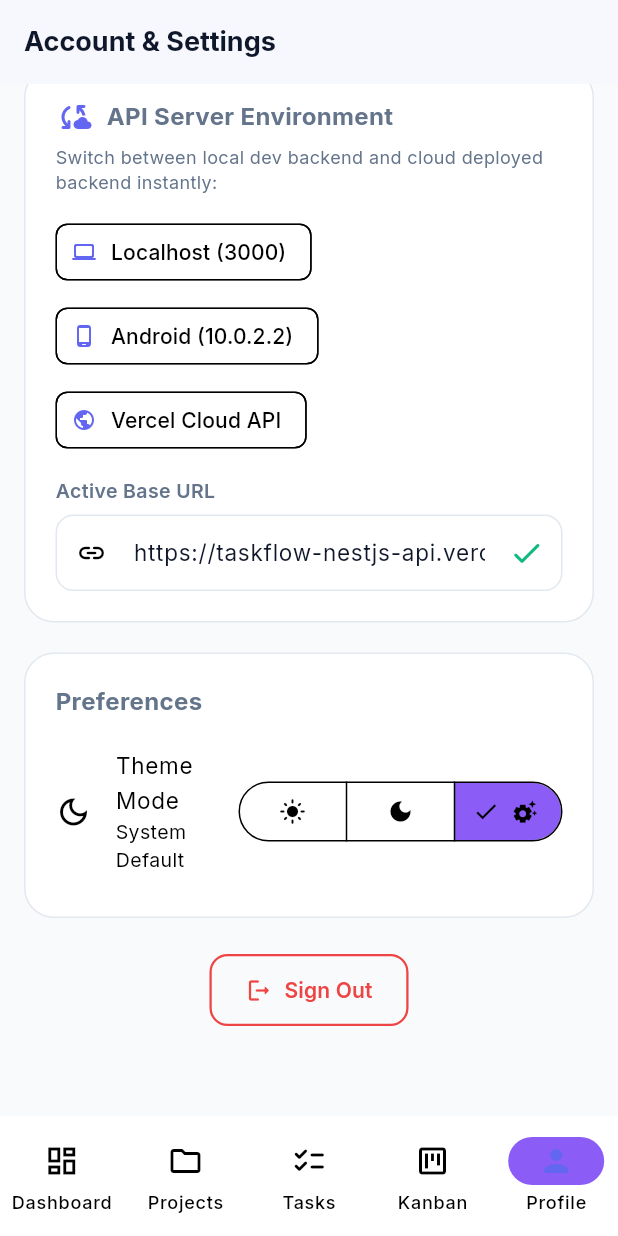
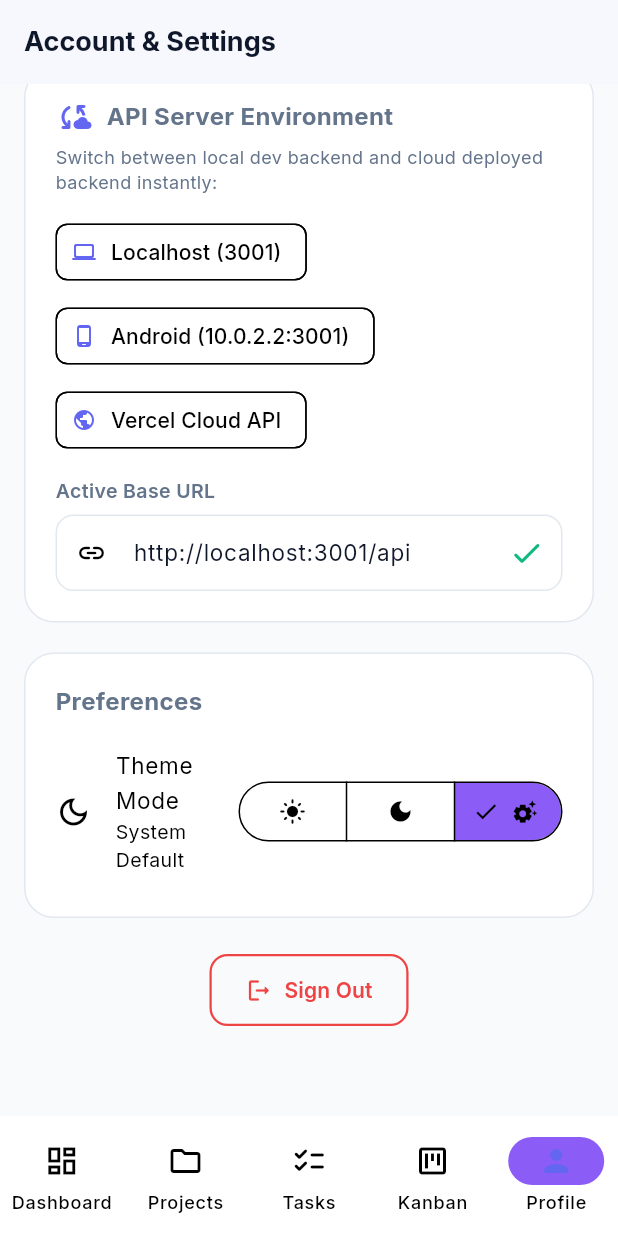
Before and after one commit to MahmoudAbdalrhmanMohamed/taskflow-flutter, a Flutter app: the ProfileScreen screen opened by its route, scrolled down 322 dp, on a phone screen of 412 x 824 dp. Run offline on Flutter 3.47's test engine with Material 3 defaults, Android fonts, the phone set to English and light mode, and no system bars; our stand-ins replace dio, flutter_riverpod, flutter_secure_storage, go_router, google_fonts; accounts and stored records are empty.

Commit message:
feat: configure default endpoint to local backend on port 3001 connected to Neon

```diff
--- a/lib/core/config/app_config.dart
+++ b/lib/core/config/app_config.dart
@@ -2,10 +2,13 @@ class AppConfig {
   static const String appName = 'TaskFlow';
   static const String appVersion = '1.0.0';
 
-  /// Default API base URL points to live cloud API
+  /// Default API base URL points to local backend connected to Neon
   static String get defaultBaseUrl {
-    return productionBaseUrl;
+    return localBaseUrl;
   }
+
+  /// Local API endpoint connected to Neon PostgreSQL
+  static const String localBaseUrl = 'http://localhost:3001/api';
 
   /// Cloud API endpoint for production
   static const String productionBaseUrl = 'https://taskflow-nestjs-api.vercel.app/api';
--- a/lib/features/profile/presentation/screens/profile_screen.dart
+++ b/lib/features/profile/presentation/screens/profile_screen.dart
@@ -245,15 +245,15 @@ class _ProfileScreenState extends ConsumerState<ProfileScreen> {
                     children: [
                       ActionChip(
                         avatar: const Icon(Icons.computer_rounded, size: 16),
-                        label: const Text('Localhost (3000)'),
+                        label: const Text('Localhost (3001)'),
                         onPressed: () =>
-                            _changeBackendUrl('http://localhost:3000/api'),
+                            _changeBackendUrl(AppConfig.localBaseUrl),
                       ),
                       ActionChip(
                         avatar: const Icon(Icons.phone_android_rounded, size: 16),
-                        label: const Text('Android (10.0.2.2)'),
+                        label: const Text('Android (10.0.2.2:3001)'),
                         onPressed: () =>
-                            _changeBackendUrl('http://10.0.2.2:3000/api'),
+                            _changeBackendUrl('http://10.0.2.2:3001/api'),
                       ),
                       ActionChip(
                         avatar: const Icon(Icons.public_rounded, size: 16),
```
